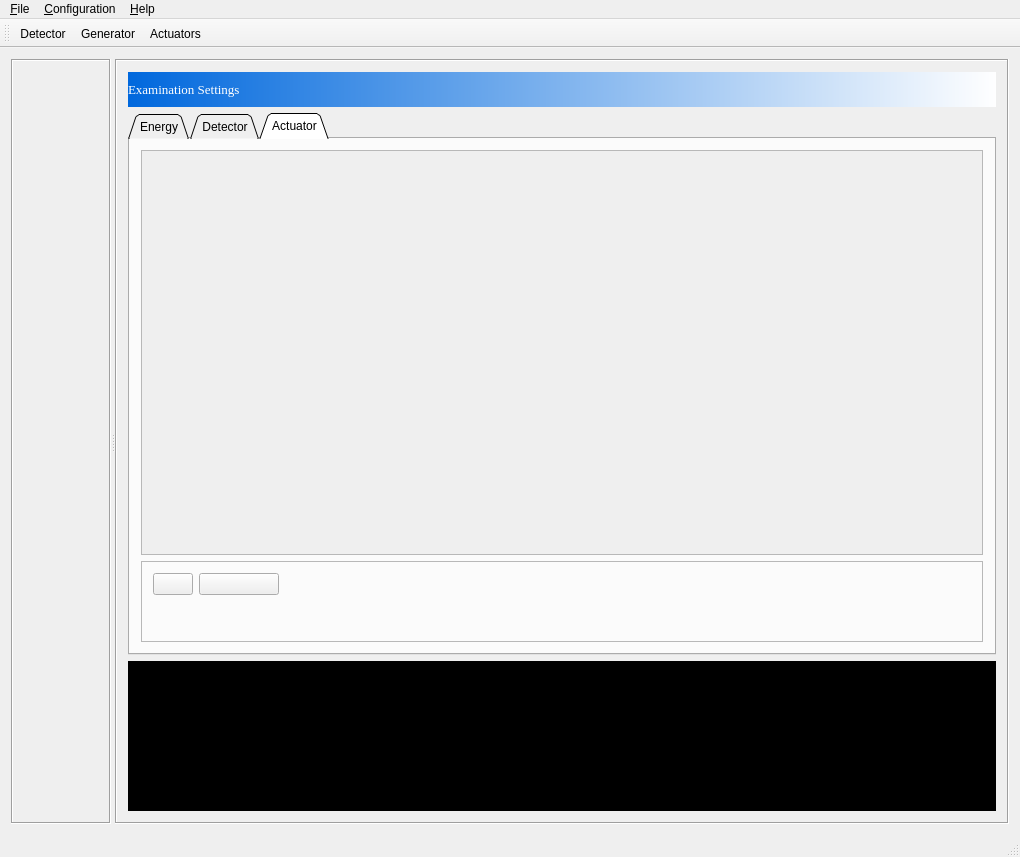
Before: the Qt Designer form View/mainwindow.ui in altaybrusan/SimpleScanner, drawn with Qt 5.
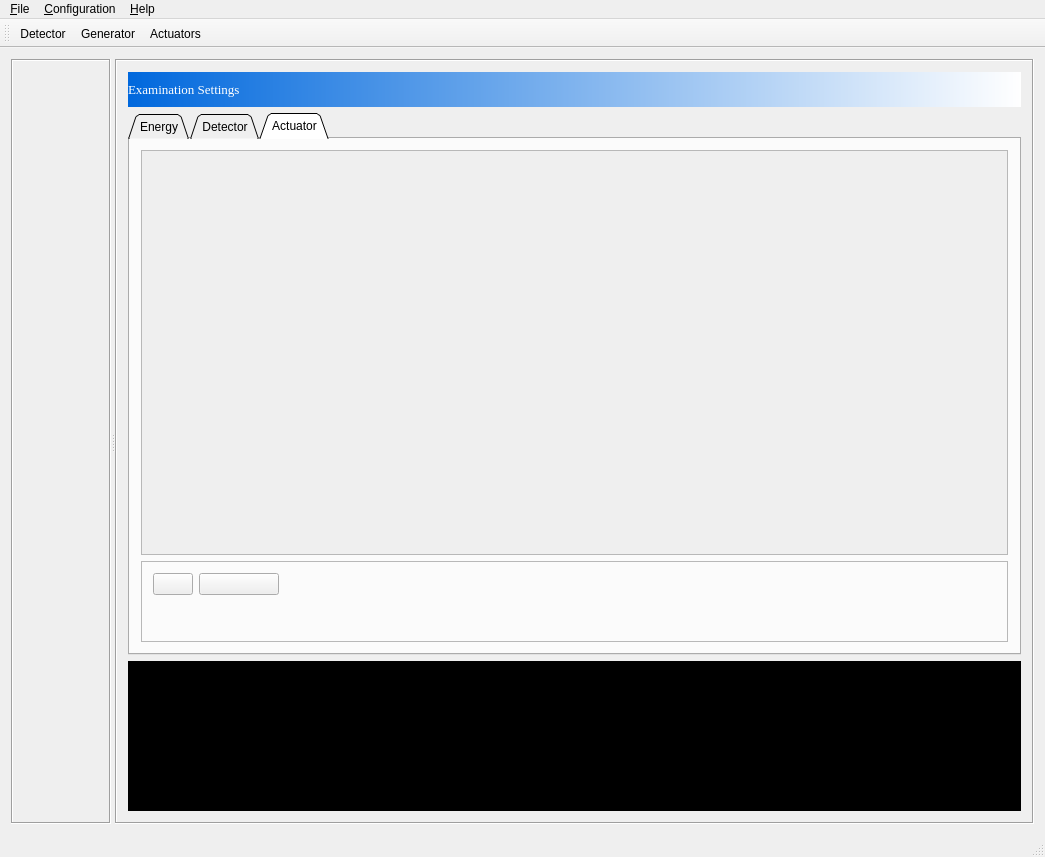
After: the same form once the commit is applied. Icons and pictures are not drawn. Custom widgets are drawn as their Qt base class.

```diff
--- a/View/mainwindow.ui
+++ b/View/mainwindow.ui
@@ -6,7 +6,7 @@
    <rect>
     <x>0</x>
     <y>0</y>
-    <width>1020</width>
+    <width>1045</width>
     <height>857</height>
    </rect>
   </property>
@@ -198,8 +198,8 @@
                 <rect>
                  <x>0</x>
                  <y>0</y>
-                 <width>871</width>
-                 <height>432</height>
+                 <width>861</width>
+                 <height>332</height>
                 </rect>
                </property>
               </widget>
@@ -324,8 +324,8 @@
     <rect>
      <x>0</x>
      <y>0</y>
-     <width>1020</width>
-     <height>17</height>
+     <width>1045</width>
+     <height>31</height>
     </rect>
    </property>
    <widget class="QMenu" name="menu_File">
```
Left out of the diff: 8 changed lines with no effect on the pictures.
